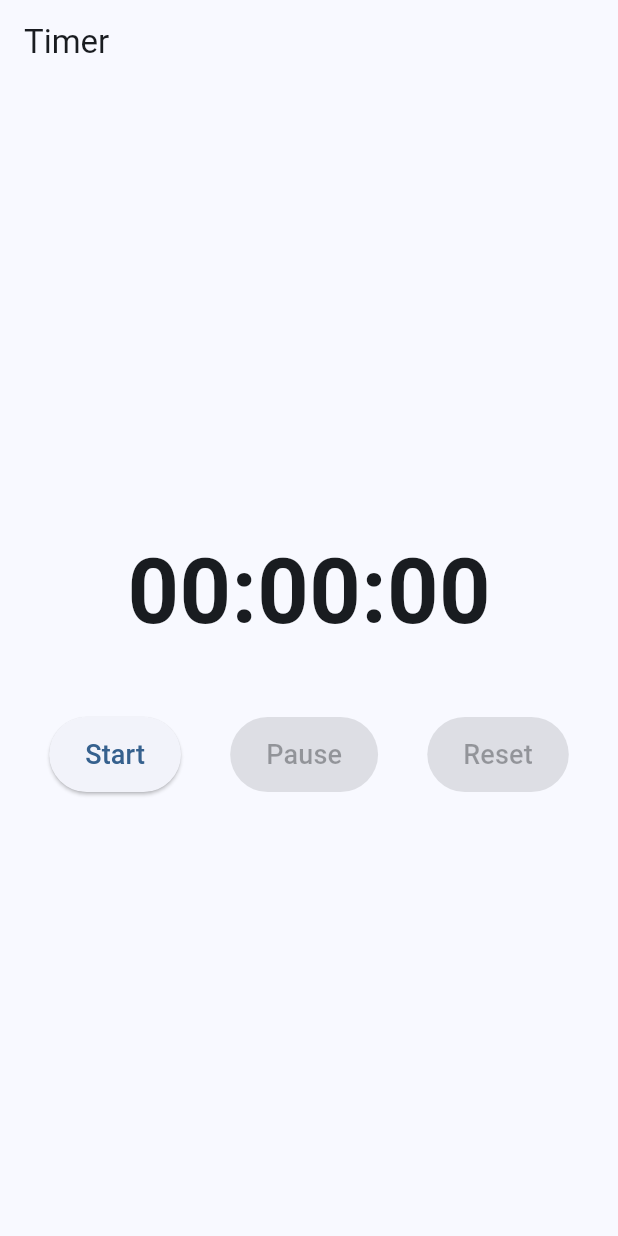
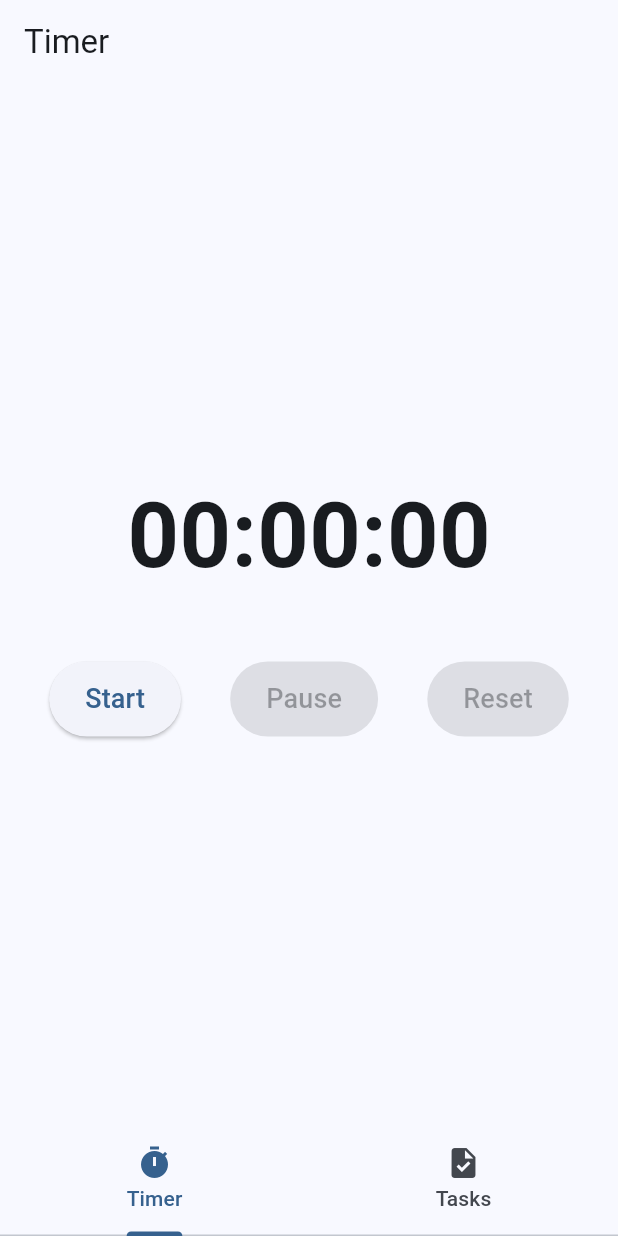
Before and after one commit to jeevan-vj/flutter-time-tracker, a Flutter app: the screen it shows after launch, on a phone screen of 412 x 824 dp. Run offline on Flutter 3.47's test engine with Material 3 defaults, Android fonts, the phone set to English and light mode, and no system bars.

Commit message:
task init

```diff
--- a/lib/main.dart
+++ b/lib/main.dart
@@ -1,7 +1,9 @@
 import 'package:flutter/material.dart';
 import 'package:provider/provider.dart';
 import 'screens/timer_screen.dart';
+import 'screens/task_screen.dart';
 import 'providers/timer_provider.dart';
+import 'providers/task_provider.dart';
 
 void main() {
   runApp(const MyApp());
@@ -12,16 +14,44 @@ class MyApp extends StatelessWidget {
 
   @override
   Widget build(BuildContext context) {
-    return ChangeNotifierProvider(
-      create: (_) => TimerProvider(),
+    return MultiProvider(
+      providers: [
+        ChangeNotifierProvider(create: (_) => TimerProvider()),
+        ChangeNotifierProvider(create: (_) => TaskProvider()),
+      ],
       child: MaterialApp(
         title: 'Time Tracker',
         theme: ThemeData(
           colorScheme: ColorScheme.fromSeed(seedColor: Colors.blue),
           useMaterial3: true,
         ),
-        home: const TimerScreen(),
+        home: const MainScreen(),
       ),
     );
   }
 }
+
+class MainScreen extends StatelessWidget {
+  const MainScreen({super.key});
+
+  @override
+  Widget build(BuildContext context) {
+    return DefaultTabController(
+      length: 2,
+      child: Scaffold(
+        body: const TabBarView(
+          children: [
+            TimerScreen(),
+            TaskScreen(),
+          ],
+        ),
+        bottomNavigationBar: const TabBar(
+          tabs: [
+            Tab(icon: Icon(Icons.timer), text: 'Timer'),
+            Tab(icon: Icon(Icons.task), text: 'Tasks'),
+          ],
+        ),
+      ),
+    );
+  }
+}
--- /dev/null
+++ b/lib/providers/task_provider.dart
@@ -0,0 +1,21 @@
+import 'package:flutter/foundation.dart';
+
+class TaskProvider extends ChangeNotifier {
+  final List<String> _tasks = [];
+
+  List<String> get tasks => List.unmodifiable(_tasks);
+
+  void addTask(String taskName) {
+    if (taskName.trim().isNotEmpty) {
+      _tasks.add(taskName);
+      notifyListeners();
+    }
+  }
+
+  void deleteTask(int index) {
+    if (index >= 0 && index < _tasks.length) {
+      _tasks.removeAt(index);
+      notifyListeners();
+    }
+  }
+}
```
Also changed, not shown: lib/screens/task_screen.dart (added, +91 -0 lines).
